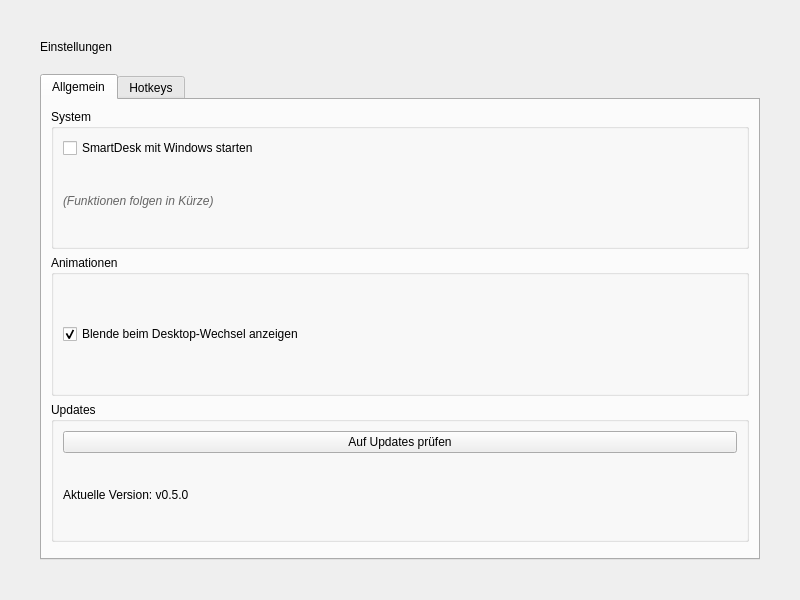
First picture: the form in src/smartdesk/ui/gui/pages/ui/settings_page.ui, repository Neongrau23/SmartDesk, before the edit.
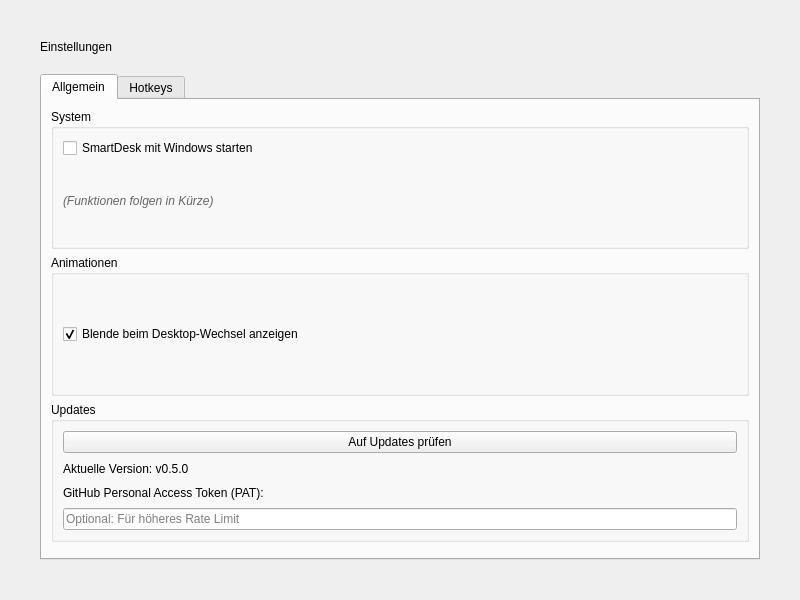
Second picture: the form after the edit.

Commit message: feat: Add GitHub PAT input to settings and use in UpdateService

```diff
--- a/src/smartdesk/ui/gui/pages/ui/settings_page.ui
+++ b/src/smartdesk/ui/gui/pages/ui/settings_page.ui
@@ -76,6 +76,17 @@
             <property name="text"><string>Aktuelle Version: v0.5.0</string></property>
            </widget>
           </item>
+          <item>
+           <widget class="QLabel" name="label_github_pat">
+            <property name="text"><string>GitHub Personal Access Token (PAT):</string></property>
+           </widget>
+          </item>
+          <item>
+           <widget class="QLineEdit" name="edit_github_pat">
+            <property name="echoMode"><enum>QLineEdit::Password</enum></property>
+            <property name="placeholderText"><string>Optional: Für höheres Rate Limit</string></property>
+           </widget>
+          </item>
          </layout>
         </widget>
        </item>
```
The commit also changes 3 other files.
